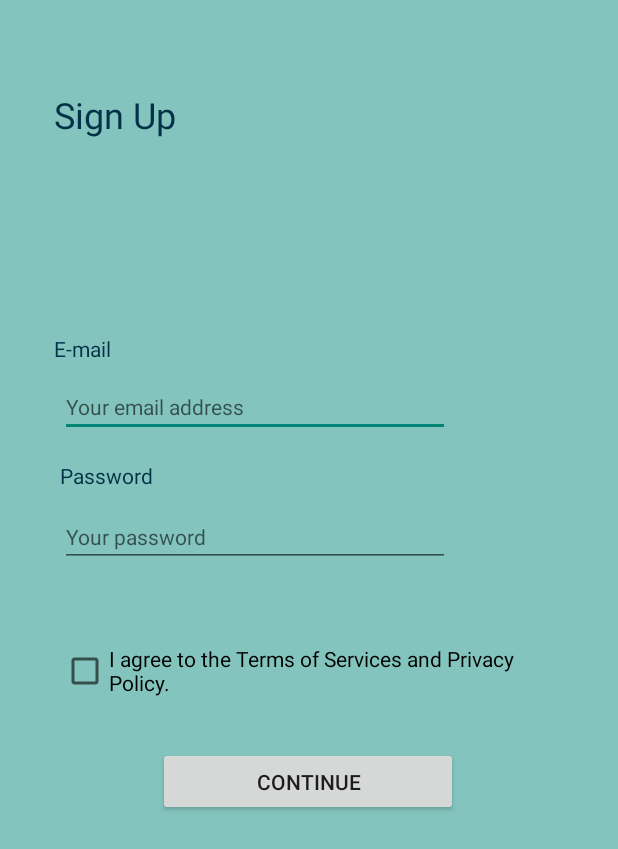
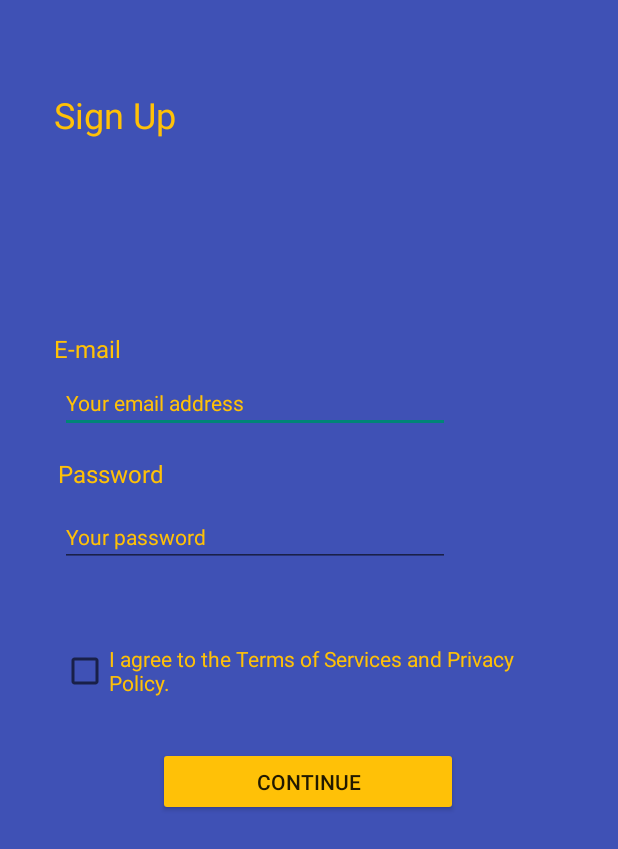
Before and after one commit to ErenOzen/Sprout, an Android app: the layout activity_signup.xml on its own in the app's theme, with its tools: preview values and no code run, on a phone screen of 412 x 824 dp. Shown: the top 849 px of the screen. Run offline under Robolectric (Android 15) with nearby library versions, the phone set to English and light mode, and no system bars.

Commit message:
Parts are edited.

```diff
--- a/app/src/main/res/layout/activity_signup.xml
+++ b/app/src/main/res/layout/activity_signup.xml
@@ -5,7 +5,7 @@
     android:layout_width="match_parent"
     android:layout_height="match_parent"
     android:background="@color/background"
-    tools:context=".user.Signup">
+    tools:context=".Signup">
 
 
     <TextView
@@ -32,6 +32,7 @@
         android:ems="10"
         android:hint="@string/hint_email"
         android:inputType="textEmailAddress"
+        android:textColorHint="@color/text"
         android:textSize="14sp"
         app:layout_constraintBottom_toTopOf="@+id/textView3"
         app:layout_constraintEnd_toEndOf="parent"
@@ -42,12 +43,13 @@
         android:id="@+id/textView"
         android:layout_width="wrap_content"
         android:layout_height="wrap_content"
-        android:layout_marginBottom="12dp"
+        android:layout_marginBottom="8dp"
         android:text="@string/email_text"
         android:textColor="@color/text"
+        android:textSize="16sp"
         app:layout_constraintBottom_toTopOf="@+id/hint_email"
         app:layout_constraintEnd_toEndOf="parent"
-        app:layout_constraintHorizontal_bias="0.096"
+        app:layout_constraintHorizontal_bias="0.098"
         app:layout_constraintStart_toStartOf="parent" />
 
     <TextView
@@ -57,6 +59,7 @@
         android:layout_marginBottom="12dp"
         android:text="@string/password_text"
         android:textColor="@color/text"
+        android:textSize="16sp"
         app:layout_constraintBottom_toTopOf="@+id/hint_password"
         app:layout_constraintEnd_toEndOf="parent"
         app:layout_constraintHorizontal_bias="0.114"
@@ -70,6 +73,7 @@
         android:ems="10"
         android:hint="@string/hint_password"
         android:inputType="textPassword"
+        android:textColorHint="@color/text"
         android:textSize="14sp"
         app:layout_constraintBottom_toTopOf="@+id/checkBox"
         app:layout_constraintEnd_toEndOf="parent"
@@ -84,6 +88,8 @@
         android:layout_height="46dp"
         android:layout_marginBottom="280dp"
         android:text="@string/sign_up_button"
+        android:textColorHighlight="@color/text"
+        app:backgroundTint="@color/text"
         app:layout_constraintBottom_toBottomOf="parent"
         app:layout_constraintEnd_toEndOf="parent"
         app:layout_constraintHorizontal_bias="0.497"
@@ -95,6 +101,8 @@
         android:layout_height="37dp"
         android:layout_marginBottom="32dp"
         android:text="@string/sing_up_checkbox"
+        android:textColor="@color/text"
+        android:textColorHint="@color/text"
         app:layout_constraintBottom_toTopOf="@+id/button"
         app:layout_constraintEnd_toEndOf="parent"
         app:layout_constraintHorizontal_bias="0.493"
--- a/app/src/main/res/values/colors.xml
+++ b/app/src/main/res/values/colors.xml
@@ -7,7 +7,7 @@
     <color name="teal_700">#FF018786</color>
     <color name="black">#FF000000</color>
     <color name="white">#FFFFFFFF</color>
-    <color name="background">#83c5be</color>
-    <color name="text">#023047</color>
+    <color name="background">#3F51B5</color>
+    <color name="text">#FFC107</color>
 
 </resources>
```
